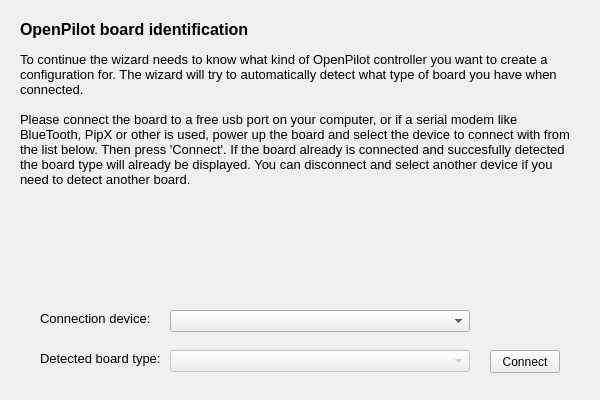
Above: ground/openpilotgcs/src/plugins/setupwizard/pages/controllerpage.ui from openpilot/OpenPilot before the change. Below: the same form after it.
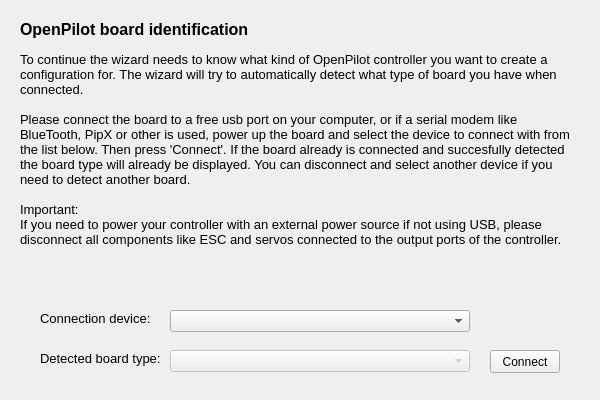
That is the form after the change.

Commit message: OP-39 Added new button graphix. Implemented servo min/max/neutral calibration. Added check for Actuator module alarm before running calibrarion.

Diff of the .ui file:
```diff
--- a/ground/openpilotgcs/src/plugins/setupwizard/pages/controllerpage.ui
+++ b/ground/openpilotgcs/src/plugins/setupwizard/pages/controllerpage.ui
@@ -19,7 +19,7 @@
      <x>20</x>
      <y>20</y>
      <width>550</width>
-     <height>201</height>
+     <height>261</height>
     </rect>
    </property>
    <property name="text">
@@ -31,7 +31,10 @@
 &lt;p style=&quot;-qt-paragraph-type:empty; margin-top:0px; margin-bottom:0px; margin-left:0px; margin-right:0px; -qt-block-indent:0; text-indent:0px;&quot;&gt;&lt;br /&gt;&lt;/p&gt;
 &lt;p style=&quot; margin-top:0px; margin-bottom:0px; margin-left:0px; margin-right:0px; -qt-block-indent:0; text-indent:0px;&quot;&gt;&lt;span style=&quot; font-size:10pt;&quot;&gt;To continue the wizard needs to know what kind of OpenPilot controller you want to create a configuration for. The wizard will try to automatically detect what type of board you have when connected.&lt;/span&gt;&lt;/p&gt;
 &lt;p style=&quot;-qt-paragraph-type:empty; margin-top:0px; margin-bottom:0px; margin-left:0px; margin-right:0px; -qt-block-indent:0; text-indent:0px; font-size:10pt;&quot;&gt;&lt;br /&gt;&lt;/p&gt;
-&lt;p style=&quot; margin-top:0px; margin-bottom:0px; margin-left:0px; margin-right:0px; -qt-block-indent:0; text-indent:0px;&quot;&gt;&lt;span style=&quot; font-size:10pt;&quot;&gt;Please connect the board to a free usb port on your computer, or if a serial modem like BlueTooth, PipX or other is used, power up the board and select the device to connect with from the list below. Then press 'Connect'. If the board already is connected and succesfully detected the board type will already be displayed. You can disconnect and select another device if you need to detect another board.&lt;/span&gt;&lt;/p&gt;&lt;/body&gt;&lt;/html&gt;</string>
+&lt;p style=&quot; margin-top:0px; margin-bottom:0px; margin-left:0px; margin-right:0px; -qt-block-indent:0; text-indent:0px;&quot;&gt;&lt;span style=&quot; font-size:10pt;&quot;&gt;Please connect the board to a free usb port on your computer, or if a serial modem like BlueTooth, PipX or other is used, power up the board and select the device to connect with from the list below. Then press 'Connect'. If the board already is connected and succesfully detected the board type will already be displayed. You can disconnect and select another device if you need to detect another board.&lt;/span&gt;&lt;/p&gt;
+&lt;p style=&quot;-qt-paragraph-type:empty; margin-top:0px; margin-bottom:0px; margin-left:0px; margin-right:0px; -qt-block-indent:0; text-indent:0px; font-size:10pt;&quot;&gt;&lt;br /&gt;&lt;/p&gt;
+&lt;p style=&quot; margin-top:0px; margin-bottom:0px; margin-left:0px; margin-right:0px; -qt-block-indent:0; text-indent:0px;&quot;&gt;&lt;span style=&quot; font-size:10pt;&quot;&gt;Important:&lt;/span&gt;&lt;/p&gt;
+&lt;p style=&quot; margin-top:0px; margin-bottom:0px; margin-left:0px; margin-right:0px; -qt-block-indent:0; text-indent:0px;&quot;&gt;&lt;span style=&quot; font-size:10pt;&quot;&gt;If you need to power your controller with an external power source if not using USB, please disconnect all components like ESC and servos connected to the output ports of the controller.&lt;/span&gt;&lt;/p&gt;&lt;/body&gt;&lt;/html&gt;</string>
    </property>
    <property name="textFormat">
     <enum>Qt::AutoText</enum>
```
The commit also changes 18 other files.
